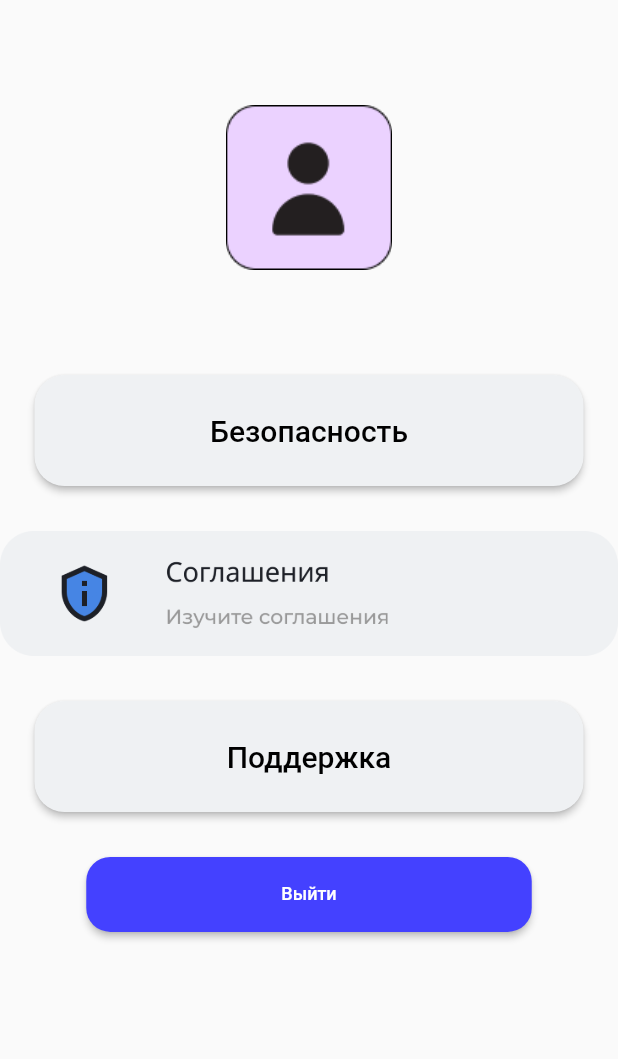
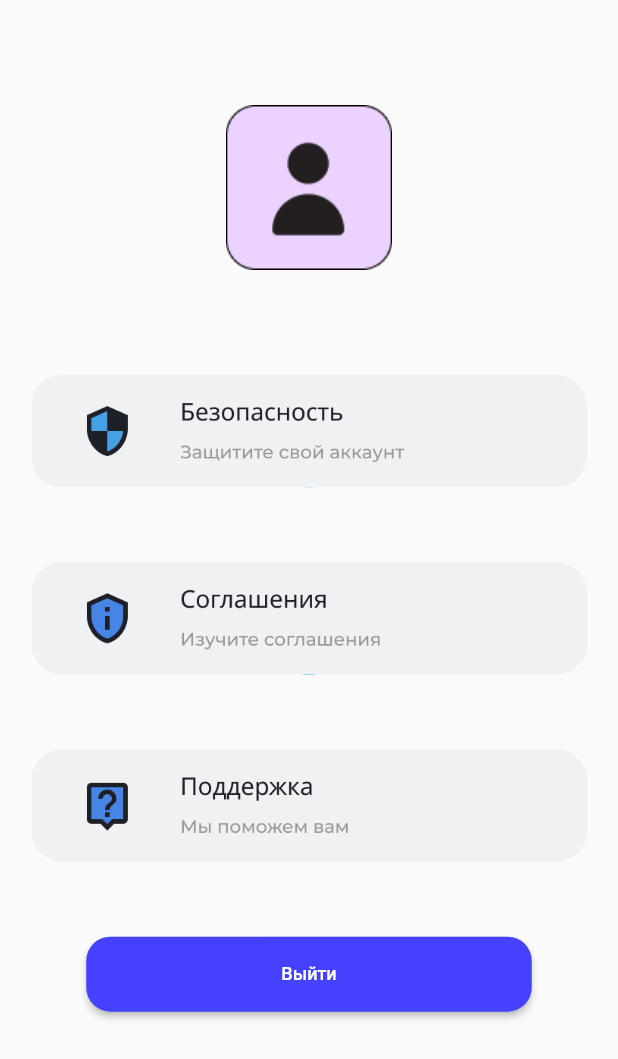
Before and after one commit to nazartsap/TranCard_mobile, a Flutter app: the ProfileScreen screen opened directly, on a phone screen of 412 x 824 dp. Shown: the top 1059 px of the screen. Run offline on Flutter 3.47's test engine with Material 2 defaults, Android fonts, the phone set to English and light mode, and no system bars.

Commit message:
update screens

```diff
--- a/card/lib/screens/profile_screen.dart
+++ b/card/lib/screens/profile_screen.dart
@@ -13,29 +13,6 @@ class ProfileScreen extends StatelessWidget {
                 width: 600,
                 height: 250,
               ),
-              ElevatedButton(
-                onPressed: () {
-                  // Обработчик нажатия для первой кнопки
-                },
-                style: ElevatedButton.styleFrom(
-                  backgroundColor: Color.fromARGB(255, 239, 241, 243),
-                  onPrimary: Colors.white,
-                  padding: EdgeInsets.all(16),
-                  shape: RoundedRectangleBorder(
-                    borderRadius: BorderRadius.circular(20),
-                  ),
-                  minimumSize: Size(366, 74),
-                  fixedSize: Size(366, 74),
-                ),
-                child: Text(
-                  'Безопасность',
-                  style: TextStyle(
-                    color: Colors.black,
-                    fontSize: 20,
-                  ),
-                ),
-              ),
-              SizedBox(height: 30),
               Ink(
                 decoration: ShapeDecoration(
                   color: Colors.lightBlue, // Цвет при нажатии
@@ -46,34 +23,47 @@ class ProfileScreen extends StatelessWidget {
                     // Добавьте здесь обработчик нажатия на кнопку
                   },
                   child: Image.asset(
-                    'assets/button_privacy.png', // Путь к изображению кнопки
+                    'assets/button_security.png',
+                    width: 370.0,
                   ),
                 ),
+
               ),
-              SizedBox(height: 30),
-              ElevatedButton(
-                onPressed: () {
-                  // Обработчик нажатия для третьей кнопки
-                },
-                style: ElevatedButton.styleFrom(
-                  backgroundColor: Color.fromARGB(255, 239, 241, 243),
-                  onPrimary: Colors.white,
-                  padding: EdgeInsets.all(16),
-                  shape: RoundedRectangleBorder(
-                    borderRadius: BorderRadius.circular(20),
+              SizedBox(height: 50),
+              Ink(
+                decoration: ShapeDecoration(
+                  color: Colors.lightBlue, // Цвет при нажатии
+                  shape: CircleBorder(), // Форма кнопки
+                ),
+                child: InkWell(
+                  onTap: () {
+                    // Добавьте здесь обработчик нажатия на кнопку
+                  },
+                  child: Image.asset(
+                    'assets/button_privacy.png',
+                    width: 370.0,
                   ),
-                  minimumSize: Size(366, 74),
-                  fixedSize: Size(366, 74),
                 ),
-                child: Text(
-                  'Поддержка',
-                    style: TextStyle(
-                      color: Colors.black,
-                      fontSize: 20,
-                    ),
+
+              ),
+              SizedBox(height: 50),
+              Ink(
+                decoration: ShapeDecoration(
+                  color: Colors.lightBlue, // Цвет при нажатии
+                  shape: CircleBorder(), // Форма кнопки
                 ),
+                child: InkWell(
+                  onTap: () {
+                    // Добавьте здесь обработчик нажатия на кнопку
+                  },
+                  child: Image.asset(
+                    'assets/button_help.png',
+                    width: 370.0,
+                  ),
+                ),
+
               ),
-              SizedBox(height: 30),
+              SizedBox(height: 50),
               ElevatedButton(
                 onPressed: () {
                   // Обработчик нажатия для четвертой кнопки
--- a/card/pubspec.yaml
+++ b/card/pubspec.yaml
@@ -63,6 +63,8 @@ flutter:
     - assets/profile.png
     - assets/profile_icon.png
     - assets/button_privacy.png
+    - assets/button_help.png
+    - assets/button_security.png
   # To add assets to your application, add an assets section, like this:
   # assets:
   #   - images/a_dot_burr.jpeg
```
Also changed, not shown: card/assets/button_help.png, card/assets/button_security.png (added).
